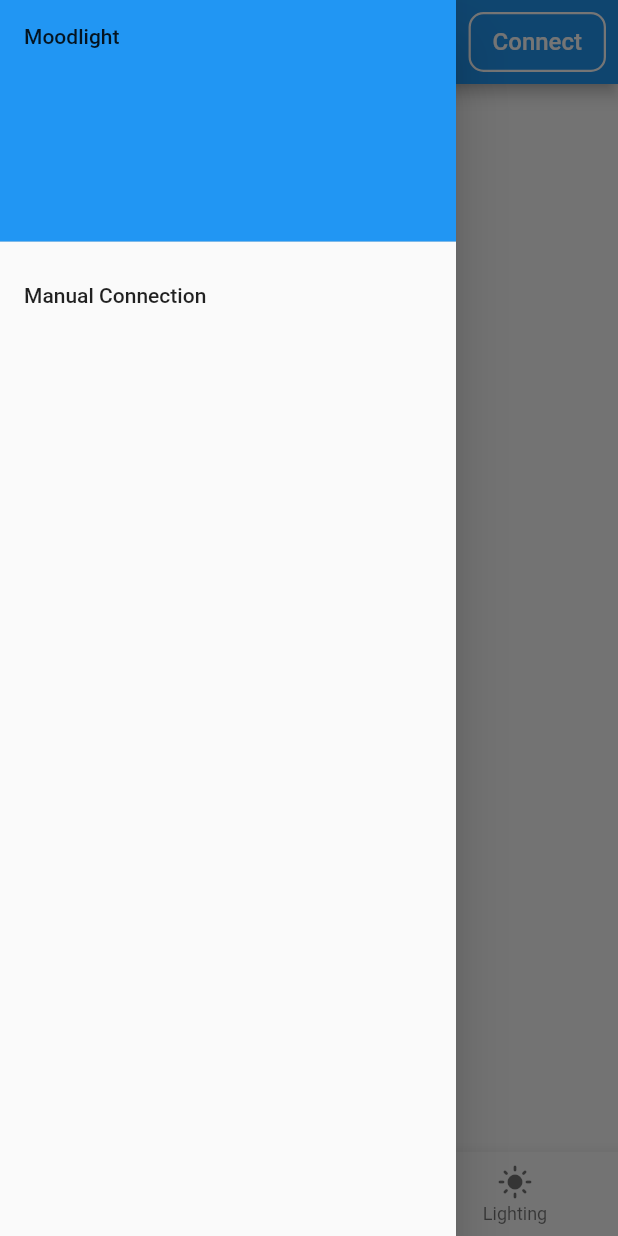
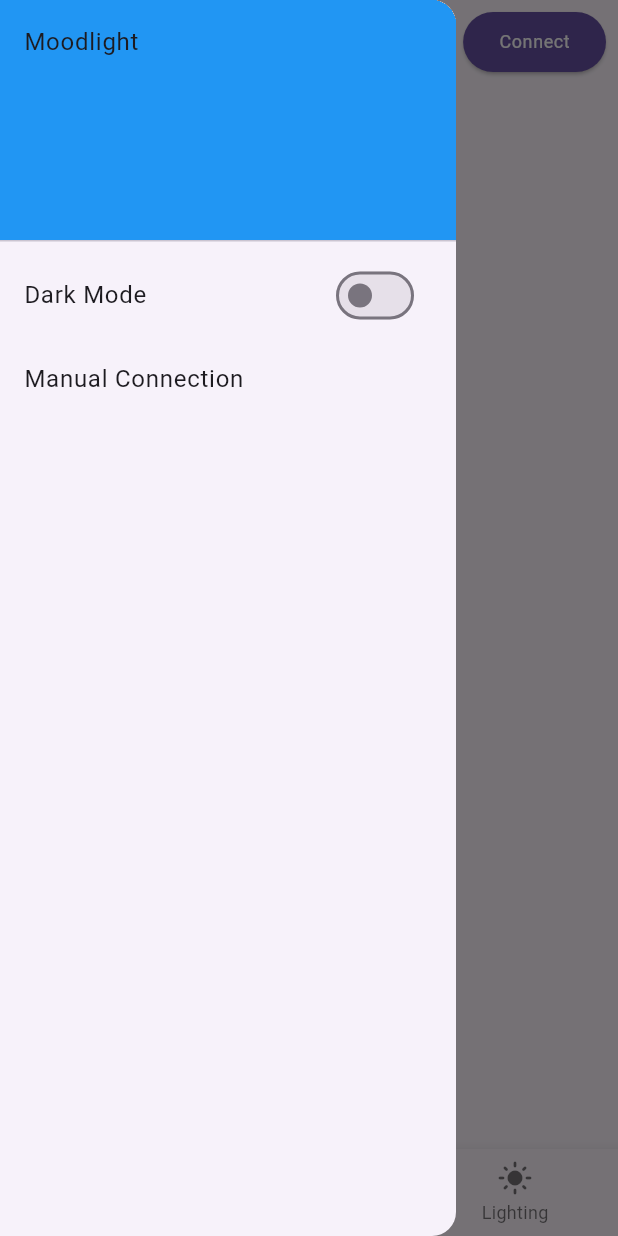
Before and after one commit to tipeJ/Moodlight, a Flutter app: the screen it shows after launch, item 2 of the bottom bar chosen, with the side drawer open, on a phone screen of 412 x 824 dp. Run offline on Flutter 3.47's test engine with Material 2 defaults, Android fonts, the phone set to English and light mode, and no system bars; our stand-ins replace audioplayers, flutter_blue_plus, flutter_colorpicker, hive; accounts and stored records are empty.

Commit message:
Added hive database and dark mode

```diff
--- /dev/null
+++ b/lib/UI/providers/preferences_provider.dart
@@ -0,0 +1,15 @@
+import 'package:flutter/material.dart';
+import 'package:moodlight/resources/resources.dart';
+
+class PreferencesProvider extends ChangeNotifier {
+  static final Database _database = Database();
+
+  bool isDarkMode() {
+    return _database.isDarkMode();
+  }
+
+  void setDarkMode(bool value) {
+    _database.setDarkMode(value);
+    notifyListeners();
+  }
+}
--- a/lib/UI/providers/providers.dart
+++ b/lib/UI/providers/providers.dart
@@ -1 +1,2 @@
 export 'connection_provider.dart';
+export 'preferences_provider.dart';
--- a/lib/UI/screens/main_screen.dart
+++ b/lib/UI/screens/main_screen.dart
@@ -35,6 +35,18 @@
                   ),
                   child: Text('Moodlight'),
                 ),
+                // Tile for dark mode
+                ListTile(
+                  title: const Text('Dark Mode'),
+                  trailing: Consumer<PreferencesProvider>(
+                      builder: (context, preferencesProvider, child) {
+                    return Switch(
+                        value: preferencesProvider.isDarkMode(),
+                        onChanged: (value) {
+                          preferencesProvider.setDarkMode(value);
+                        });
+                  }),
+                ),
                 ListTile(
                   title: const Text('Manual Connection'),
                   onTap: () {
@@ -67,19 +79,12 @@
                           builder: (con, connectionProvider, child) =>
                               Container(
                             margin: const EdgeInsets.all(8.0),
-                            child: OutlinedButton(
-                              style: OutlinedButton.styleFrom(
-                                foregroundColor: Colors.white,
-                                backgroundColor: Colors.transparent,
-                                disabledForegroundColor: Colors.grey,
-                                side: BorderSide(
-                                    color: connectionProvider.isConnected()
+                            child: ElevatedButton(
+                              style: ElevatedButton.styleFrom(
+                                backgroundColor:
+                                    connectionProvider.isConnected()
                                         ? Colors.redAccent
-                                        : Colors.white,
-                                    width: 1.5),
-                                shape: const RoundedRectangleBorder(
-                                    borderRadius:
-                                        BorderRadius.all(Radius.circular(10))),
+                                        : Theme.of(context).primaryColor,
                               ),
                               onPressed: () {
                                 if (connectionProvider.isConnected()) {
@@ -102,12 +107,13 @@
                                       connectionProvider.isConnected()
                                           ? 'Disconnect'
                                           : 'Connect',
-                                      style: TextStyle(
-                                          fontSize: 16.0,
-                                          color:
-                                              connectionProvider.isConnected()
-                                                  ? Colors.redAccent
-                                                  : Colors.white)),
+                                      style: Theme.of(context)
+                                          .textTheme
+                                          .bodySmall!
+                                          .copyWith(
+                                            color: Colors.white,
+                                          ),
+                                    ),
                             ),
                           ),
                         )))
--- a/lib/UI/screens/soundboard_screen.dart
+++ b/lib/UI/screens/soundboard_screen.dart
@@ -89,7 +89,7 @@
                 return Container(
                   color: index % 2 == 0
                       ? Colors.black.withOpacity(0.1)
-                      : Colors.white,
+                      : Colors.transparent,
                   child: ListTile(
                     title: Text(name),
                     onTap: () async {
--- a/lib/main.dart
+++ b/lib/main.dart
@@ -1,11 +1,34 @@
 import 'package:flutter/material.dart';
+import 'package:hive/hive.dart';
 import 'package:moodlight/UI/dialogs/connection_dialog.dart';
 import 'package:moodlight/UI/providers/providers.dart';
+import 'package:moodlight/resources/resources.dart';
+import 'package:path_provider/path_provider.dart';
 import 'package:provider/provider.dart';
 import 'UI/screens/screens.dart';
 
-void main() {
-  runApp(const MyApp());
+void main() async {
+  WidgetsFlutterBinding.ensureInitialized();
+  final dir = await getApplicationDocumentsDirectory();
+  Hive.init(dir.path);
+  await Database().init();
+  runApp(const MoodlightApplication());
+}
+
+class MoodlightApplication extends StatelessWidget {
+  const MoodlightApplication({Key? key}) : super(key: key);
+
+  @override
+  Widget build(BuildContext context) {
+    return MultiProvider(
+      providers: [
+        ChangeNotifierProvider(create: (_) => LightingProvider()),
+        ChangeNotifierProvider(create: (_) => ConnectionProvider()),
+        ChangeNotifierProvider(create: (_) => PreferencesProvider())
+      ],
+      child: const MyApp(),
+    );
+  }
 }
 
 final GlobalKey<NavigatorState> mainNavigator = GlobalKey<NavigatorState>();
@@ -16,6 +39,8 @@
   // This widget is the root of your application.
   @override
   Widget build(BuildContext context) {
+    return Consumer<PreferencesProvider>(
+      builder: (context, preferencesProvider, child) {
         return MaterialApp(
             title: 'Flutter Demo',
             theme: ThemeData(
@@ -28,18 +53,22 @@
               // or simply save your changes to "hot reload" in a Flutter IDE).
               // Notice that the counter didn't reset back to zero; the application
               // is not restarted.
+              useMaterial3: true,
               primarySwatch: Colors.blue,
             ),
+            darkTheme: ThemeData(
+              useMaterial3: true,
+              brightness: Brightness.dark,
+              primarySwatch: Colors.blue,
+            ),
+            themeMode: preferencesProvider.isDarkMode()
+                ? ThemeMode.dark
+                : ThemeMode.light,
             home: WillPopScope(
               onWillPop: () {
                 mainNavigator.currentState!.maybePop();
                 return Future.value(false);
               },
-          child: MultiProvider(
-            providers: [
-              ChangeNotifierProvider(create: (_) => LightingProvider()),
-              ChangeNotifierProvider(create: (_) => ConnectionProvider()),
-            ],
               child: Navigator(
                 key: mainNavigator,
                 initialRoute: 'main',
@@ -54,7 +83,8 @@
                   }
                 },
               ),
-          ),
             ));
+      },
+    );
   }
 }
--- /dev/null
+++ b/lib/resources/database.dart
@@ -0,0 +1,31 @@
+import 'package:hive/hive.dart';
+
+class Database {
+  static final Database _singleton = Database._internal();
+  late final Box _preferencesBox;
+  late final Box _soundBoardBox;
+
+  Future<void> init() async {
+    _preferencesBox = await Hive.openBox('preferences');
+    _soundBoardBox = await Hive.openBox('soundboard');
+  }
+
+  factory Database() {
+    return _singleton;
+  }
+
+  Database._internal();
+
+  static Future<void> close() async {
+    await Hive.close();
+  }
+
+  // Getters and setters for preferences
+  bool isDarkMode() {
+    return _preferencesBox.get('darkMode', defaultValue: false);
+  }
+
+  void setDarkMode(bool value) {
+    _preferencesBox.put('darkMode', value);
+  }
+}
--- a/lib/resources/resources.dart
+++ b/lib/resources/resources.dart
@@ -1,2 +1,3 @@
 export 'constants.dart';
 export 'soundplayer.dart';
+export 'database.dart';
--- a/pubspec.yaml
+++ b/pubspec.yaml
@@ -35,6 +35,9 @@
     sdk: flutter
   flutter_blue_plus: ^1.16.12
   flutter_colorpicker: ^1.0.3
+  hive: ^2.2.3
+  isar_flutter_libs: ^3.1.0+1
+  path_provider: ^2.1.1
   provider: ^6.0.5
   uuid: ^4.1.0
 
```
Also changed, not shown: pubspec.lock, 5 other files. Lines whose indentation alone changed are shown as unchanged.
